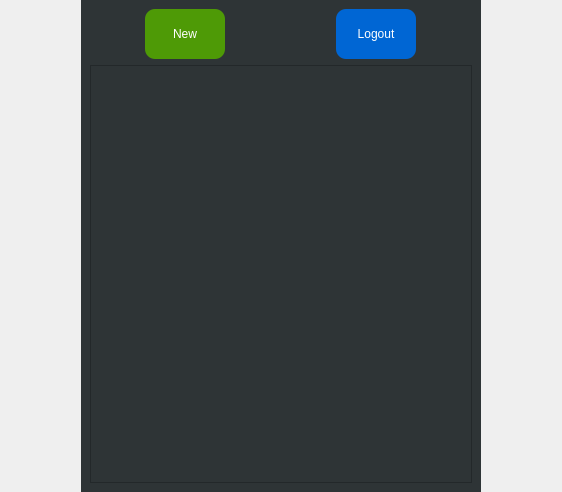
Old version of the form ui/ui_main.ui in the repository gilsongindrejr/TodoApp-Desktop.
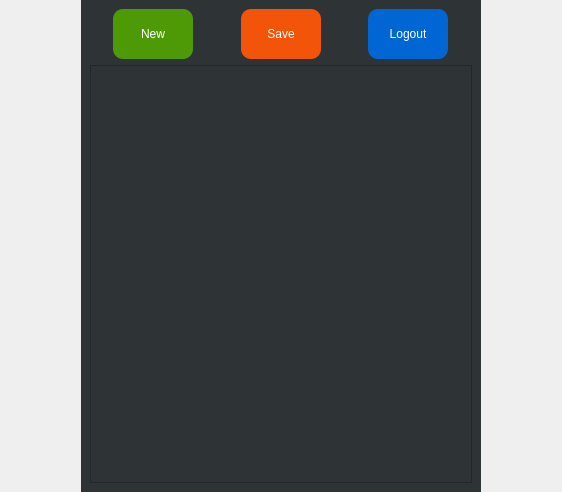
New version of the form.

Commit message: Save and retrieve data from db

```diff
--- a/ui/ui_main.ui
+++ b/ui/ui_main.ui
@@ -35,6 +35,16 @@
 QPushButton#pushButton_new:pressed{
 	background-color: rgb(78, 125, 6);
 }
+QPushButton#pushButton_save{
+	border-radius:10px;
+	background-color: rgb(242, 85, 9);
+}
+QPushButton#pushButton_save:hover{
+	background-color: rgb(242, 71, 9);
+}
+QPushButton#pushButton_save:pressed{
+	background-color: rgb(242, 56, 9);
+}
 QPushButton#pushButton_logout{
 	border-radius:10px;
 	background-color: rgb(0, 102, 212);
@@ -237,6 +247,52 @@
               </layout>
              </widget>
             </item>
+            <item>
+             <widget class="QFrame" name="frame_4">
+              <property name="frameShape">
+               <enum>QFrame::NoFrame</enum>
+              </property>
+              <property name="frameShadow">
+               <enum>QFrame::Raised</enum>
+              </property>
+              <layout class="QHBoxLayout" name="horizontalLayout_8">
+               <property name="spacing">
+                <number>0</number>
+               </property>
+               <property name="leftMargin">
+                <number>0</number>
+               </property>
+               <property name="topMargin">
+                <number>0</number>
+               </property>
+               <property name="rightMargin">
+                <number>0</number>
+               </property>
+               <property name="bottomMargin">
+                <number>0</number>
+               </property>
+               <item>
+                <widget class="QPushButton" name="pushButton_save">
+                 <property name="minimumSize">
+                  <size>
+                   <width>0</width>
+                   <height>50</height>
+                  </size>
+                 </property>
+                 <property name="maximumSize">
+                  <size>
+                   <width>80</width>
+                   <height>16777215</height>
+                  </size>
+                 </property>
+                 <property name="text">
+                  <string>Save</string>
+                 </property>
+                </widget>
+               </item>
+              </layout>
+             </widget>
+            </item>
             <item>
              <widget class="QFrame" name="frame_5">
               <property name="frameShape">
```
Left out of the diff: 2 changed lines with no effect on the pictures. The commit also changes 2 other files.
